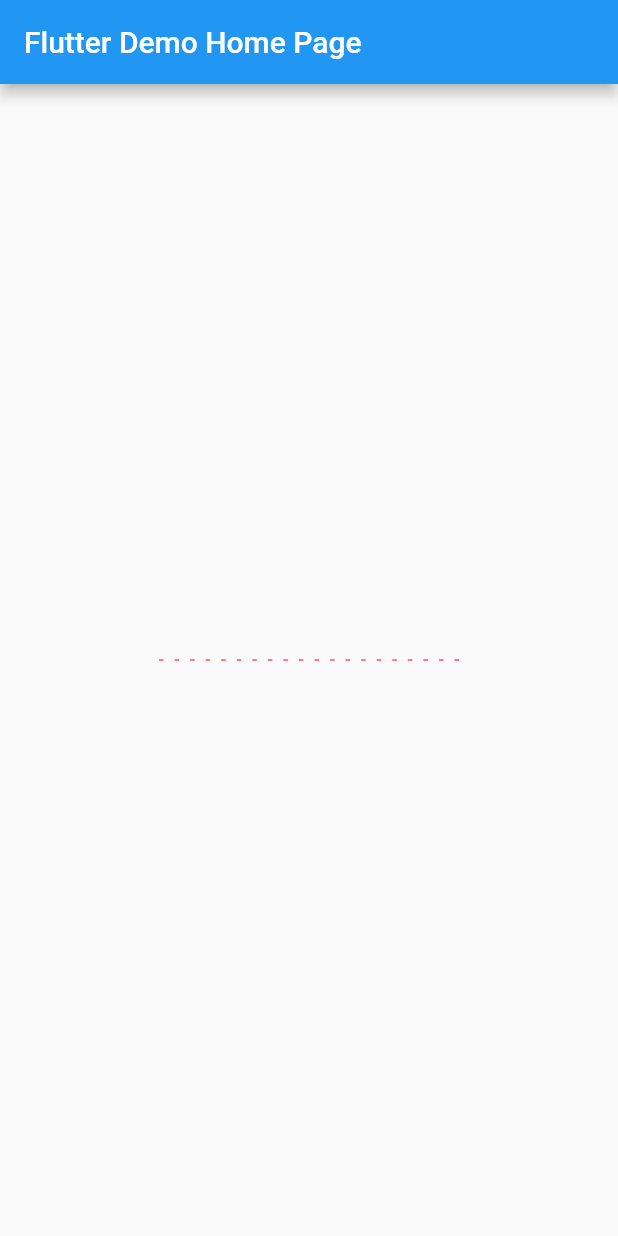
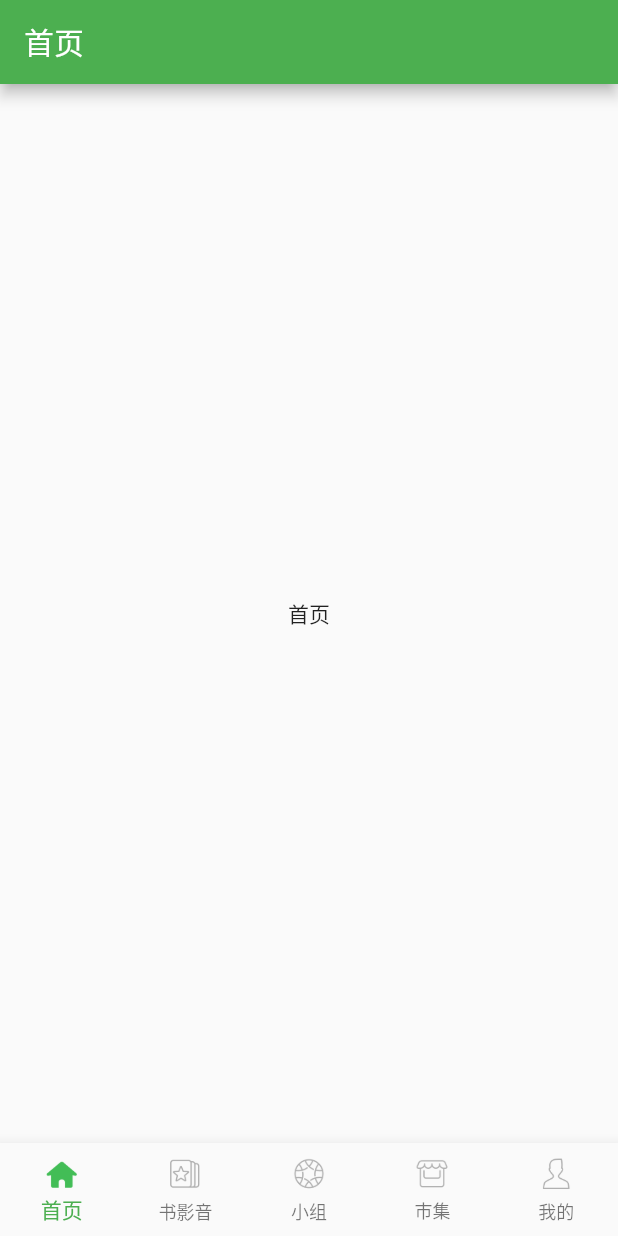
Before and after one commit to AlexanderYeah/flutter_copy_douban_demo, a Flutter app: the screen it shows after launch, on a phone screen of 412 x 824 dp. Run offline on Flutter 3.47's test engine with Material 2 defaults, Android fonts, the light colour scheme and no system bars.

Commit message:
底部导航栏的封装

```diff
--- a/copy_douban_demo/lib/main.dart
+++ b/copy_douban_demo/lib/main.dart
@@ -1,3 +1,4 @@
+import 'package:copy_douban_demo/pages/tab/tab.dart';
 import 'package:copy_douban_demo/widget/skdashed_line.dart';
 import 'package:copy_douban_demo/widget/skstar_rating.dart';
 import 'package:flutter/material.dart';
@@ -15,8 +16,9 @@
     return MaterialApp(
       title: 'Flutter Demo',
       theme: ThemeData(
-        primarySwatch: Colors.blue,
-      ),
+          primarySwatch: Colors.green,
+          // 去除点击水波纹的效果
+          highlightColor: Colors.transparent),
       home: const MyHomePage(title: 'Flutter Demo Home Page'),
     );
   }
@@ -34,15 +36,6 @@
 class _MyHomePageState extends State<MyHomePage> {
   @override
   Widget build(BuildContext context) {
-    return Scaffold(
-        appBar: AppBar(
-          title: Text(widget.title),
-        ),
-        body: Center(
-          child: Container(
-            width: 200,
-            child: SKDashedLine(),
-          ),
-        ));
+    return TabPage();
   }
 }
--- /dev/null
+++ b/copy_douban_demo/lib/pages/home/home.dart
@@ -0,0 +1,20 @@
+import 'package:flutter/material.dart';
+import 'home_content.dart';
+
+class HomePage extends StatefulWidget {
+  const HomePage({super.key});
+  @override
+  State<HomePage> createState() => _HomePageState();
+}
+
+class _HomePageState extends State<HomePage> {
+  @override
+  Widget build(BuildContext context) {
+    return Scaffold(
+      appBar: AppBar(
+        title: Text("首页"),
+      ),
+      body: HomeContent(),
+    );
+  }
+}
--- /dev/null
+++ b/copy_douban_demo/lib/pages/home/home_content.dart
@@ -0,0 +1,17 @@
+import 'package:flutter/material.dart';
+
+class HomeContent extends StatefulWidget {
+  const HomeContent({super.key});
+
+  @override
+  State<HomeContent> createState() => _HomeContentState();
+}
+
+class _HomeContentState extends State<HomeContent> {
+  @override
+  Widget build(BuildContext context) {
+    return Center(
+      child: Text("首页"),
+    );
+  }
+}
--- /dev/null
+++ b/copy_douban_demo/lib/pages/subject/subject.dart
@@ -0,0 +1,20 @@
+import 'package:copy_douban_demo/pages/subject/subject_content.dart';
+import 'package:flutter/material.dart';
+
+class SubjectPage extends StatefulWidget {
+  const SubjectPage({super.key});
+  @override
+  State<SubjectPage> createState() => _SubjectPageState();
+}
+
+class _SubjectPageState extends State<SubjectPage> {
+  @override
+  Widget build(BuildContext context) {
+    return Scaffold(
+      appBar: AppBar(
+        title: Text("首页"),
+      ),
+      body: SubjectContent(),
+    );
+  }
+}
--- /dev/null
+++ b/copy_douban_demo/lib/pages/subject/subject_content.dart
@@ -0,0 +1,17 @@
+import 'package:flutter/material.dart';
+
+class SubjectContent extends StatefulWidget {
+  const SubjectContent({super.key});
+
+  @override
+  State<SubjectContent> createState() => _SubjectContentState();
+}
+
+class _SubjectContentState extends State<SubjectContent> {
+  @override
+  Widget build(BuildContext context) {
+    return Center(
+      child: Text("书影音"),
+    );
+  }
+}
--- /dev/null
+++ b/copy_douban_demo/lib/pages/tab/tab.dart
@@ -0,0 +1,46 @@
+import 'package:copy_douban_demo/pages/home/home.dart';
+import 'package:copy_douban_demo/pages/subject/subject.dart';
+import 'package:copy_douban_demo/pages/tab/tab_bar_item.dart';
+import 'package:flutter/material.dart';
+
+class TabPage extends StatefulWidget {
+  const TabPage({super.key});
+  @override
+  State<TabPage> createState() => _TabPageState();
+}
+
+class _TabPageState extends State<TabPage> {
+  int _currentIdx = 0;
+  @override
+  Widget build(BuildContext context) {
+    return Scaffold(
+      body: IndexedStack(
+        index: _currentIdx,
+        children: [
+          HomePage(),
+          SubjectPage(),
+          HomePage(),
+          HomePage(),
+          HomePage()
+        ],
+      ),
+      bottomNavigationBar: BottomNavigationBar(
+          fixedColor: Colors.green,
+          onTap: (value) {
+            setState(() {
+              _currentIdx = value;
+            });
+          },
+          currentIndex: _currentIdx,
+          // 如果icon 数量超过4个的时候 必须把这个type设置一下 否则文字会被隐藏掉
+          type: BottomNavigationBarType.fixed,
+          items: [
+            SKBottomBarItem("home", "首页"),
+            SKBottomBarItem("subject", "书影音"),
+            SKBottomBarItem("group", "小组"),
+            SKBottomBarItem("mall", "市集"),
+            SKBottomBarItem("profile", "我的")
+          ]),
+    );
+  }
+}
--- /dev/null
+++ b/copy_douban_demo/lib/pages/tab/tab_bar_item.dart
@@ -0,0 +1,13 @@
+import 'package:flutter/material.dart';
+
+// 继承自BottomNavigationBarItem
+class SKBottomBarItem extends BottomNavigationBarItem {
+  // 把初始化的数据传递给父类
+  SKBottomBarItem(String iconName, String title)
+      : super(
+          label: title,
+          icon: Image.asset("assets/images/tabbar/$iconName.png", width: 27),
+          activeIcon: Image.asset("assets/images/tabbar/${iconName}_active.png",
+              width: 27),
+        );
+}
```
Also changed, not shown: copy_douban_demo/pubspec.yaml (+11 -2 lines), copy_douban_demo/assets/images/home/wish.png (added), copy_douban_demo/assets/images/juren.jpeg (added), copy_douban_demo/assets/images/tabbar/group.png (added), copy_douban_demo/assets/images/tabbar/group_active.png (added), copy_douban_demo/assets/images/tabbar/home.png (added), copy_douban_demo/assets/images/tabbar/home_active.png (added), copy_douban_demo/assets/images/tabbar/mall.png (added), copy_douban_demo/assets/images/tabbar/mall_active.png (added), copy_douban_demo/assets/images/tabbar/profile.png (added), copy_douban_demo/assets/images/tabbar/profile_active.png (added), copy_douban_demo/assets/images/tabbar/subject.png (added), copy_douban_demo/assets/images/tabbar/subject_active.png (added).
